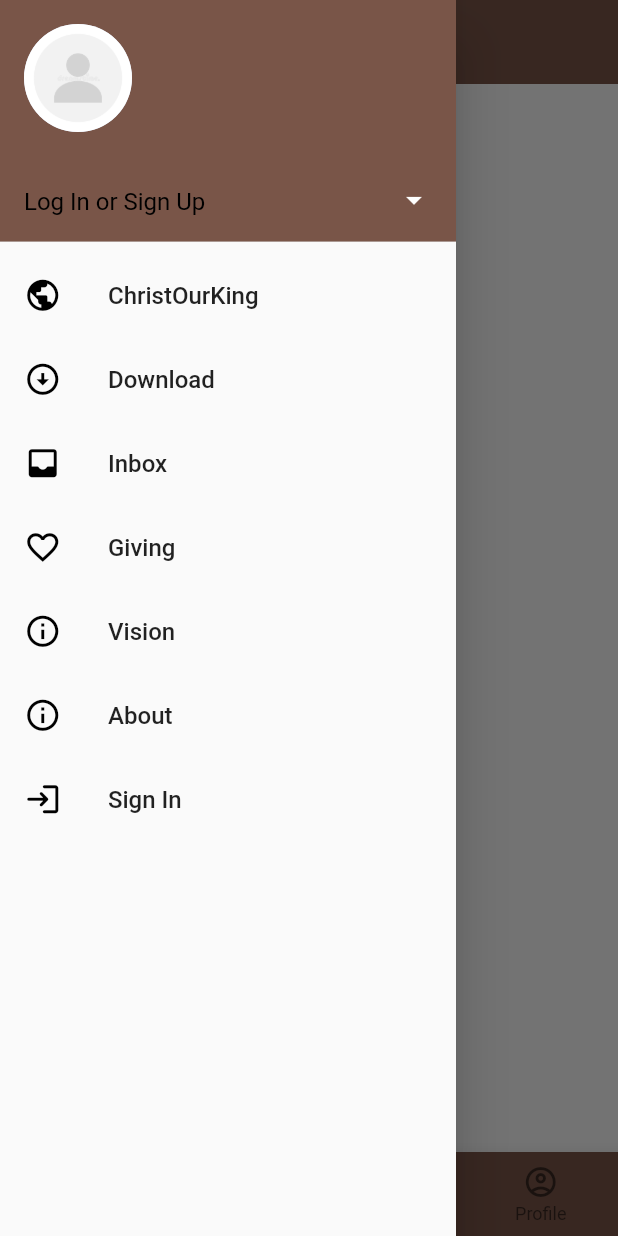
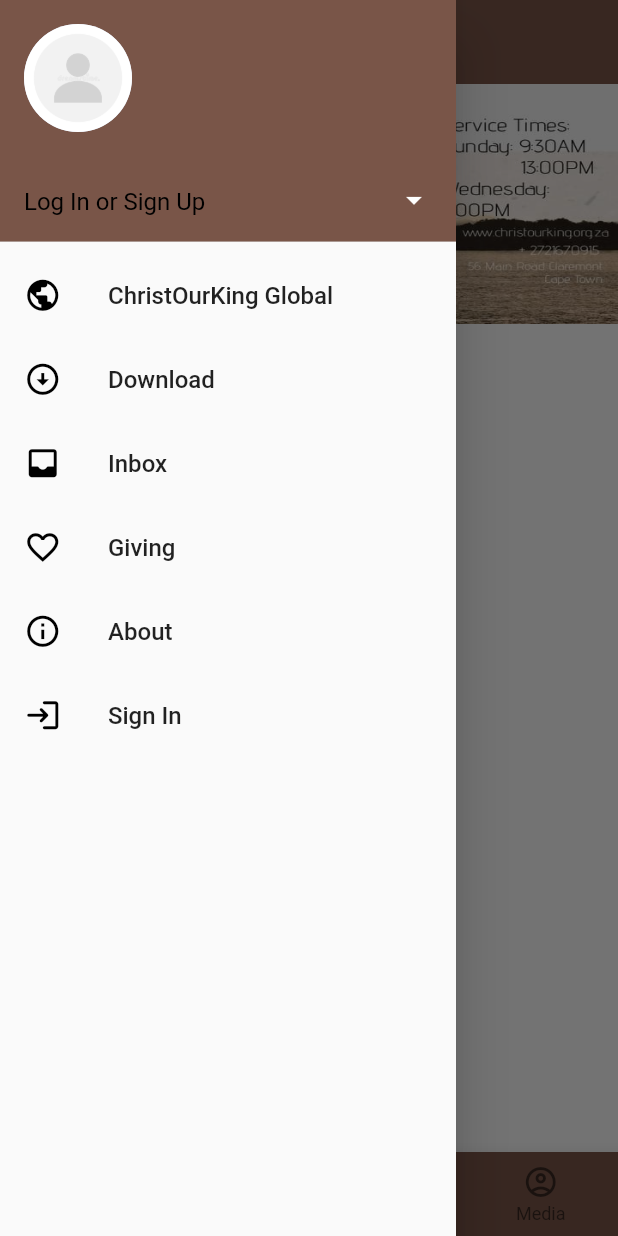
Before and after one commit to Mansukinini/COKG, a Flutter app: the screen it shows after launch, item 2 of the bottom bar chosen, with the side drawer open, on a phone screen of 412 x 824 dp. Run offline on Flutter 3.47's test engine with Material 2 defaults, Android fonts, the phone set to English and light mode, and no system bars; our stand-ins replace audioplayers, cached_network_image, cloud_firestore, datetime_picker_formfield, firebase_auth, firebase_core and 6 more; accounts and stored records are empty.

Commit message:
clean up

```diff
--- a/lib/src/app.dart
+++ b/lib/src/app.dart
@@ -40,7 +40,8 @@
 
         home: Home(),
         onGenerateRoute: Routes.materialRoutes,
-    ));
+      )
+    );
   }
 
   @override
--- a/lib/src/areas/screens/event/event-list.dart
+++ b/lib/src/areas/screens/event/event-list.dart
@@ -25,9 +25,6 @@
         return CustomScrollView(
         slivers: <Widget>[
           SliverAppBar(
-            // pinned: _pinned,
-            // snap: _snap,
-            // floating: _floating,
             expandedHeight: 160.0,
             flexibleSpace: FlexibleSpaceBar(
               // title: Text('SliverAppBar'),
@@ -53,7 +50,6 @@
           ),
         ],
       );
-      },
-    );
+    });
   }
 }
--- a/lib/src/areas/screens/group/groups-list.dart
+++ b/lib/src/areas/screens/group/groups-list.dart
@@ -7,24 +7,11 @@
 import 'package:provider/provider.dart';
 
 class GroupList extends StatelessWidget {
+
   @override
   Widget build(BuildContext context) {
     var groupProvider =  Provider.of<GroupProvider>(context);
 
-    // return Scaffold(
-    //   body: NestedScrollView(
-    //     headerSliverBuilder: (context, _){
-    //       return [
-    //         SliverAppBar(
-    //           expandedHeight: 160.0,
-    //           collapsedHeight: kToolbarHeight+1,
-    //           flexibleSpace: FlexibleSpaceBar(background: Image.asset('assets/images/logo0.jpg', fit: BoxFit.fill)),
-    //         )
-    //       ];
-    //     },
-    //     body: _pageBody(context, groupProvider),
-    //   ),
-    // );
     return AppScaffold.scaffold(_pageBody(groupProvider));
   }
 
@@ -35,9 +22,19 @@
       builder: (context, group) {
         if (!group.hasData) return Center(child: CircularProgressIndicator());
 
-        return ListView.builder(
-          itemCount: group.data.length,
-          itemBuilder: (context, index) {
+        return CustomScrollView(
+          slivers: <Widget>[
+            SliverAppBar(
+              expandedHeight: 160.0,
+              flexibleSpace: FlexibleSpaceBar(
+                // title: Text('SliverAppBar'),
+                background: Image.asset('assets/images/main.jpg', fit: BoxFit.fill),
+              ),
+            ),
+
+            SliverList(
+              delegate: SliverChildBuilderDelegate(
+                (BuildContext context, int index) {
 
                   return AppListTile(
                     title: group.data[index].name,
@@ -47,9 +44,13 @@
                     time: (group.data[index].endDateTime != null) ? new DateFormat('hh:mm').format(DateTime.parse(group.data[index].endDateTime)) : null,
                     onTap: () => Navigator.of(context).pushNamed("/groupDetail/${group.data[index].id}")
                   );
+                },
+                childCount: group.data.length,
+              ),
+            ),
+          ],
+        );
       }
-        );
-      },
     );
   }
 }
--- a/lib/src/areas/screens/home/drawer/download.dart
+++ b/lib/src/areas/screens/home/drawer/download.dart
@@ -14,7 +14,6 @@
     return Scaffold(
       appBar: AppBar(
         leading: IconButton(icon: Icon(Icons.arrow_back), iconSize: 30.0, color: Colors.white, onPressed: () => Navigator.pop(context)),
-
       ),
       body: _pageBody(),
     );
--- a/lib/src/areas/screens/home/drawer/inbox.dart
+++ b/lib/src/areas/screens/home/drawer/inbox.dart
@@ -14,7 +14,6 @@
     return Scaffold(
       appBar: AppBar(
         leading: IconButton(icon: Icon(Icons.arrow_back), iconSize: 30.0, color: Colors.white, onPressed: () => Navigator.pop(context)),
-
       ),
       body: _pageBody(),
     );
--- a/lib/src/areas/screens/home/drawer/login.dart
+++ b/lib/src/areas/screens/home/drawer/login.dart
@@ -32,7 +32,7 @@
       appBar: AppBar(
         leading: IconButton(icon: Icon(Icons.arrow_back), iconSize: 30.0, color: Colors.white, onPressed: () => Navigator.pop(context)),
       ),
-       body: _pageBody(context)
+      body: _pageBody(context)
     );
   }
 
--- a/lib/src/areas/screens/home/home.dart
+++ b/lib/src/areas/screens/home/home.dart
@@ -1,7 +1,7 @@
 import 'package:cokg/src/areas/screens/devotion/devotion-list.dart';
 import 'package:cokg/src/areas/screens/event/event-list.dart';
 import 'package:cokg/src/areas/screens/group/groups-list.dart';
-import 'package:cokg/src/areas/screens/home/drawer/profile.dart';
+import 'package:cokg/src/areas/screens/video/video-info.dart';
 import 'package:cokg/src/areas/services/providers/authentication.dart';
 import 'package:cokg/src/resources/utils/circularProgressIndicator.dart';
 import 'package:cokg/src/resources/utils/floatingActionButton.dart';
@@ -28,8 +28,7 @@
     EventList(),
     GroupList(),
     DevotionList(),
-    Profile()
-    // Center(child: Text('Live'))
+    VideoInfo()
   ];
 
   @override
@@ -50,14 +49,7 @@
           },
           body: _children[_selectedIndex]
         ),
-      )
-      // NestedScrollView(
-      //   headerSliverBuilder: (BuildContext context, bool innerBoxIsScrolled) {
-      //     return <Widget>[AppNavbar.materialNavBar(title: '', pinned: false)];
-      //   },
-      //   body: _children[_selectedIndex]
-      // )
-      ,
+      ),
 
       floatingActionButton: (user != null && user.email == Config.admin) ?
         AppFloatingActionButton(tapNo: _selectedIndex) : null,
@@ -91,9 +83,9 @@
         ),
 
         ListTile(
-          title: Text('ChristOurKing', textAlign: TextAlign.left, style: TextStyles.buttonTextBlack),
+          title: Text('ChristOurKing Global', textAlign: TextAlign.left, style: TextStyles.buttonTextBlack),
           leading: Icon(Icons.public_rounded, size: 25.0, color: Colors.black),
-          onTap: () => Navigator.pushNamed(context, '/home'),
+          onTap: () => Navigator.pushNamed(context, '/vision'),
         ),
 
         ListTile(
@@ -114,11 +106,11 @@
           onTap: () => Navigator.pushNamed(context, '/giving'),
         ),
 
-        ListTile(
-          title: Text('Vision', textAlign: TextAlign.left, style: TextStyles.buttonTextBlack),
-          leading: Icon(Icons.info_outline, size: 25.0, color: Colors.black),
-          onTap: () => Navigator.pushNamed(context, '#'),
-        ),
+        // ListTile(
+        //   title: Text('Vision', textAlign: TextAlign.left, style: TextStyles.buttonTextBlack),
+        //   leading: Icon(Icons.info_outline, size: 25.0, color: Colors.black),
+        //   onTap: () => Navigator.pushNamed(context, '/vision'),
+        // ),
 
         ListTile(
           title: Text('About', textAlign: TextAlign.left, style: TextStyles.buttonTextBlack),
@@ -181,7 +173,7 @@
 
             BottomNavigationBarItem(
               icon: Icon(Icons.account_circle_outlined),
-              label: 'Profile'
+              label: 'Media'
             ),
           ],
 
--- a/lib/src/areas/services/repositories/download.dart
+++ b/lib/src/areas/services/repositories/download.dart
@@ -23,7 +23,7 @@
     var bodyBytes = downloadData.bodyBytes;
     final String name = ref.name;
     final String path = ref.fullPath;
-    print(url);
+
     // _scaffoldKey.currentState.showSnackBar(
     //   SnackBar(
     //     backgroundColor: Colors.white,
--- a/lib/src/route.dart
+++ b/lib/src/route.dart
@@ -14,6 +14,7 @@
 
 import 'areas/screens/devotion/devotion-preview.dart';
 import 'areas/screens/home/drawer/sign-up.dart';
+import 'areas/screens/home/drawer/vision.dart';
 
 
 abstract class Routes {
@@ -45,6 +46,8 @@
         return MaterialPageRoute(builder: (context) => Giving());
       case "/about":
         return MaterialPageRoute(builder: (context) => About());
+      case "/vision":
+        return MaterialPageRoute(builder: (context) => Vision());
 
       default:
         var routeArray = route.name.split("/");
```
Also changed, not shown: lib/src/areas/screens/devotion/devotion-list.dart (+77 -22 lines), lib/src/areas/screens/devotion/devotion-preview.dart (+6 -9 lines), lib/src/resources/widgets/list-tile.dart (+3 -11 lines), pubspec.lock. Lines whose indentation alone changed are shown as unchanged.
